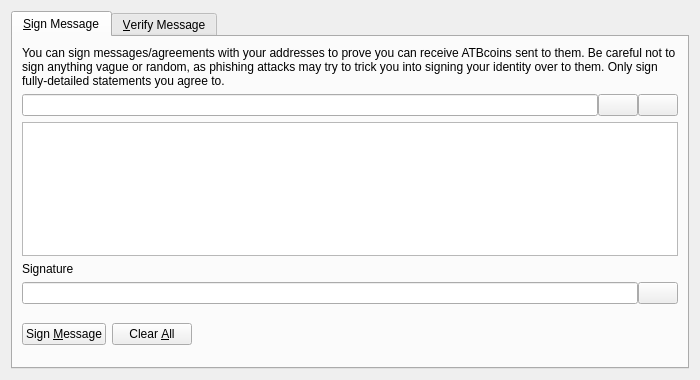
Above: src/qt/forms/signverifymessagedialog.ui from odrowonz/atbcoin-insight before the change. Below: the same form after it.
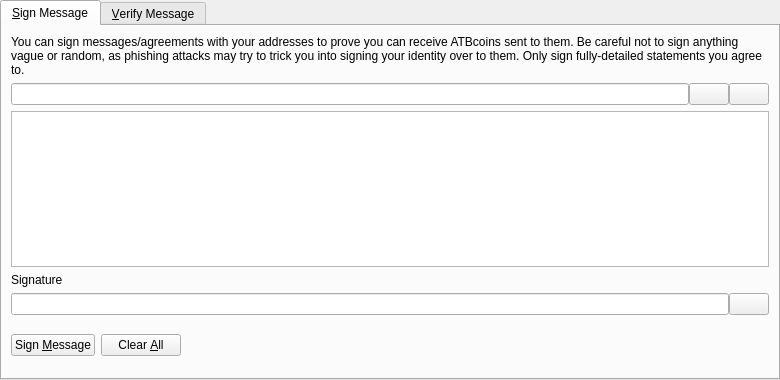
That is the form after the change. Icons and pictures are not drawn. Custom widgets are drawn as their Qt base class.

```diff
--- a/src/qt/forms/signverifymessagedialog.ui
+++ b/src/qt/forms/signverifymessagedialog.ui
@@ -6,10 +6,16 @@
    <rect>
     <x>0</x>
     <y>0</y>
-    <width>700</width>
+    <width>780</width>
     <height>380</height>
    </rect>
   </property>
+  <property name="minimumSize">
+   <size>
+    <width>780</width>
+    <height>0</height>
+   </size>
+  </property>
   <property name="windowTitle">
    <string>Signatures - Sign / Verify a Message</string>
   </property>
@@ -17,6 +23,21 @@
    <bool>true</bool>
   </property>
   <layout class="QVBoxLayout" name="verticalLayout">
+   <property name="spacing">
+    <number>0</number>
+   </property>
+   <property name="leftMargin">
+    <number>0</number>
+   </property>
+   <property name="topMargin">
+    <number>0</number>
+   </property>
+   <property name="rightMargin">
+    <number>0</number>
+   </property>
+   <property name="bottomMargin">
+    <number>0</number>
+   </property>
    <item>
     <widget class="QTabWidget" name="tabWidget">
      <property name="currentIndex">
```
